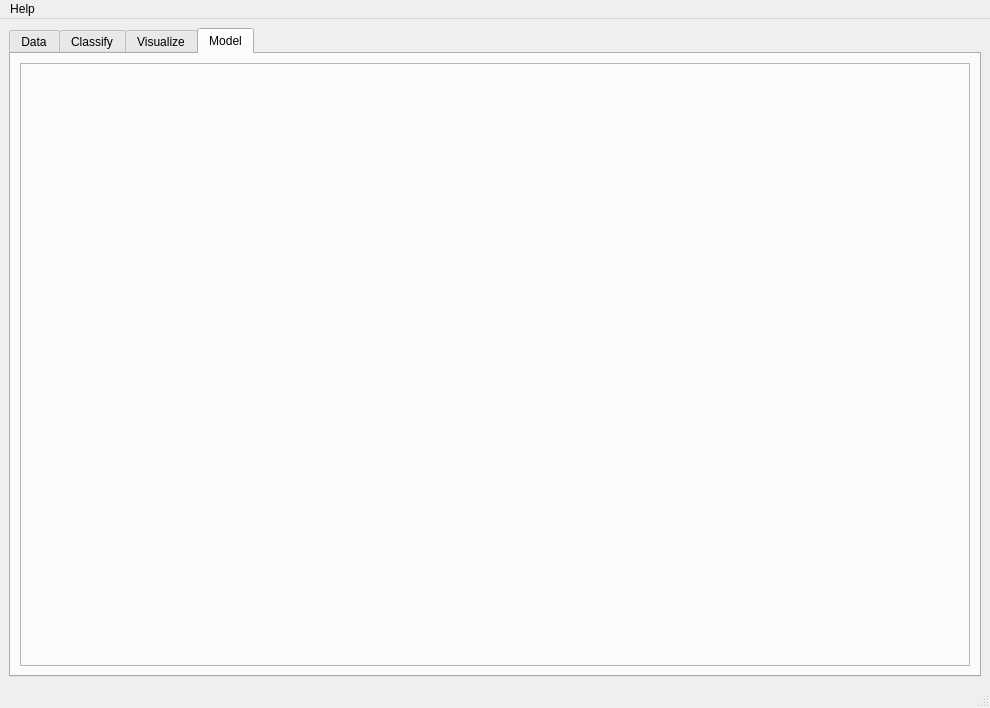
First picture: the form in libtsvm/ui/GUI-LIBTwinSVM.ui, repository mir-am/LIBTwinSVM, before the edit.
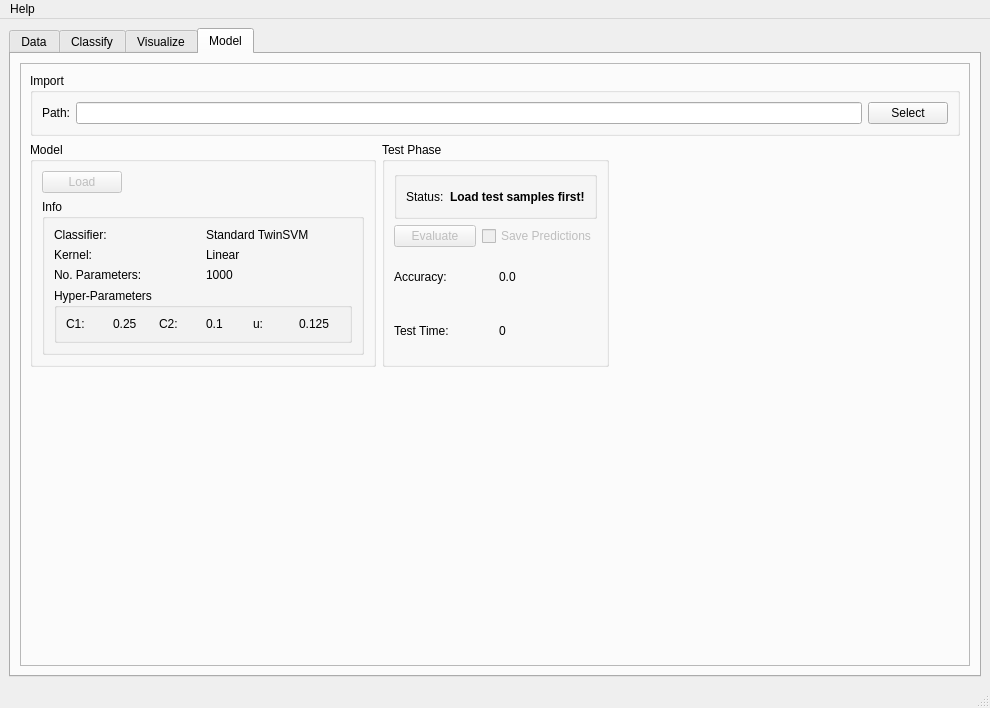
Second picture: the form after the edit. The open tabs and pages were chosen to show the change.

Commit message: Designed the model tab for the GUI.

What changed in the file:
```diff
--- a/libtsvm/ui/GUI-LIBTwinSVM.ui
+++ b/libtsvm/ui/GUI-LIBTwinSVM.ui
@@ -1246,6 +1246,300 @@
           <property name="frameShadow">
            <enum>QFrame::Raised</enum>
           </property>
+          <layout class="QGridLayout" name="gridLayout_26">
+           <item row="2" column="1">
+            <widget class="QGroupBox" name="model_test_gbox">
+             <property name="title">
+              <string>Test Phase</string>
+             </property>
+             <layout class="QGridLayout" name="gridLayout_32">
+              <item row="0" column="0">
+               <widget class="QGroupBox" name="status_gbox">
+                <property name="title">
+                 <string/>
+                </property>
+                <layout class="QGridLayout" name="gridLayout_27">
+                 <item row="0" column="0">
+                  <layout class="QHBoxLayout" name="horizontalLayout_7">
+                   <item>
+                    <widget class="QLabel" name="model_status_label">
+                     <property name="text">
+                      <string>Status:</string>
+                     </property>
+                    </widget>
+                   </item>
+                   <item>
+                    <widget class="QLabel" name="model_status_msg">
+                     <property name="font">
+                      <font>
+                       <weight>75</weight>
+                       <bold>true</bold>
+                      </font>
+                     </property>
+                     <property name="text">
+                      <string>Load test samples first!</string>
+                     </property>
+                    </widget>
+                   </item>
+                  </layout>
+                 </item>
+                </layout>
+               </widget>
+              </item>
+              <item row="1" column="0">
+               <layout class="QHBoxLayout" name="horizontalLayout_10">
+                <item>
+                 <widget class="QPushButton" name="model_eval_btn">
+                  <property name="enabled">
+                   <bool>false</bool>
+                  </property>
+                  <property name="text">
+                   <string>Evaluate</string>
+                  </property>
+                 </widget>
+                </item>
+                <item>
+                 <widget class="QCheckBox" name="model_pred_chk">
+                  <property name="enabled">
+                   <bool>false</bool>
+                  </property>
+                  <property name="text">
+                   <string>Save Predictions</string>
+                  </property>
+                 </widget>
+                </item>
+               </layout>
+              </item>
+              <item row="2" column="0">
+               <layout class="QHBoxLayout" name="horizontalLayout_9">
+                <item>
+                 <widget class="QLabel" name="mdoel_acc_label">
+                  <property name="text">
+                   <string>Accuracy:</string>
+                  </property>
+                 </widget>
+                </item>
+                <item>
+                 <widget class="QLabel" name="model_acc_val">
+                  <property name="text">
+                   <string>0.0</string>
+                  </property>
+                 </widget>
+                </item>
+               </layout>
+              </item>
+              <item row="3" column="0">
+               <layout class="QHBoxLayout" name="horizontalLayout_11">
+                <item>
+                 <widget class="QLabel" name="model_te_time_label">
+                  <property name="text">
+                   <string>Test Time:</string>
+                  </property>
+                 </widget>
+                </item>
+                <item>
+                 <widget class="QLabel" name="model_te_time_val">
+                  <property name="text">
+                   <string>0</string>
+                  </property>
+                 </widget>
+                </item>
+               </layout>
+              </item>
+             </layout>
+            </widget>
+           </item>
+           <item row="3" column="0">
+            <spacer name="verticalSpacer_2">
+             <property name="orientation">
+              <enum>Qt::Vertical</enum>
+             </property>
+             <property name="sizeHint" stdset="0">
+              <size>
+               <width>20</width>
+               <height>40</height>
+              </size>
+             </property>
+            </spacer>
+           </item>
+           <item row="2" column="0">
+            <widget class="QGroupBox" name="model_tab_gbox">
+             <property name="title">
+              <string>Model</string>
+             </property>
+             <layout class="QGridLayout" name="gridLayout_29">
+              <item row="0" column="0">
+               <widget class="QPushButton" name="pushButton">
+                <property name="enabled">
+                 <bool>false</bool>
+                </property>
+                <property name="text">
+                 <string>Load</string>
+                </property>
+               </widget>
+              </item>
+              <item row="0" column="1">
+               <spacer name="horizontalSpacer_11">
+                <property name="orientation">
+                 <enum>Qt::Horizontal</enum>
+                </property>
+                <property name="sizeHint" stdset="0">
+                 <size>
+                  <width>40</width>
+                  <height>20</height>
+                 </size>
+                </property>
+               </spacer>
+              </item>
+              <item row="1" column="0" colspan="2">
+               <widget class="QGroupBox" name="mdoel_tab_info">
+                <property name="title">
+                 <string>Info</string>
+                </property>
+                <layout class="QGridLayout" name="gridLayout_30">
+                 <item row="3" column="0" colspan="2">
+                  <widget class="QGroupBox" name="model_hyp_gbox">
+                   <property name="title">
+                    <string>Hyper-Parameters</string>
+                   </property>
+                   <layout class="QGridLayout" name="gridLayout_31">
+                    <item row="0" column="1">
+                     <widget class="QLabel" name="model_C1_val">
+                      <property name="text">
+                       <string>0.25</string>
+                      </property>
+                     </widget>
+                    </item>
+                    <item row="0" column="0">
+                     <widget class="QLabel" name="model_C1_label">
+                      <property name="text">
+                       <string>C1:</string>
+                      </property>
+                     </widget>
+                    </item>
+                    <item row="0" column="2">
+                     <widget class="QLabel" name="model_C2_label">
+                      <property name="text">
+                       <string>C2:</string>
+                      </property>
+                     </widget>
+                    </item>
+                    <item row="0" column="3">
+                     <widget class="QLabel" name="model_C2_val">
+                      <property name="text">
+                       <string>0.1</string>
+                      </property>
+                     </widget>
+                    </item>
+                    <item row="0" column="4">
+                     <widget class="QLabel" name="model_u_label">
+                      <property name="text">
+                       <string>u:</string>
+                      </property>
+                     </widget>
+                    </item>
+                    <item row="0" column="5">
+                     <widget class="QLabel" name="model_u_val">
+                      <property name="text">
+                       <string>0.125</string>
+                      </property>
+                     </widget>
+                    </item>
+                   </layout>
+                  </widget>
+                 </item>
+                 <item row="0" column="1">
+                  <widget class="QLabel" name="model_clf_name">
+                   <property name="text">
+                    <string>Standard TwinSVM</string>
+                   </property>
+                  </widget>
+                 </item>
+                 <item row="0" column="0">
+                  <widget class="QLabel" name="model_clf_label">
+                   <property name="text">
+                    <string>Classifier:</string>
+                   </property>
+                  </widget>
+                 </item>
+                 <item row="1" column="1">
+                  <widget class="QLabel" name="model_ker_name">
+                   <property name="text">
+                    <string>Linear</string>
+                   </property>
+                  </widget>
+                 </item>
+                 <item row="1" column="0">
+                  <widget class="QLabel" name="model_ker_label">
+                   <property name="text">
+                    <string>Kernel:</string>
+                   </property>
+                  </widget>
+                 </item>
+                 <item row="2" column="0">
+                  <widget class="QLabel" name="model_no_p_label">
+                   <property name="text">
+                    <string>No. Parameters:</string>
+                   </property>
+                  </widget>
+                 </item>
+                 <item row="2" column="1">
+                  <widget class="QLabel" name="model_n_p_val">
+                   <property name="text">
+                    <string>1000</string>
+                   </property>
+                  </widget>
+                 </item>
+                </layout>
+               </widget>
+              </item>
+             </layout>
+            </widget>
+           </item>
+           <item row="2" column="2">
+            <spacer name="horizontalSpacer_10">
+             <property name="orientation">
+              <enum>Qt::Horizontal</enum>
+             </property>
+             <property name="sizeHint" stdset="0">
+              <size>
+               <width>40</width>
+               <height>20</height>
+              </size>
+             </property>
+            </spacer>
+           </item>
+           <item row="1" column="0" colspan="3">
+            <widget class="QGroupBox" name="model_import_gbox">
+             <property name="title">
+              <string>Import</string>
+             </property>
+             <layout class="QGridLayout" name="gridLayout_28">
+              <item row="0" column="0">
+               <layout class="QHBoxLayout" name="horizontalLayout_8">
+                <item>
+                 <widget class="QLabel" name="model_path">
+                  <property name="text">
+                   <string>Path:</string>
+                  </property>
+                 </widget>
+                </item>
+                <item>
+                 <widget class="QLineEdit" name="model_path_box"/>
+                </item>
+                <item>
+                 <widget class="QPushButton" name="model_path_btn">
+                  <property name="text">
+                   <string>Select</string>
+                  </property>
+                 </widget>
+                </item>
+               </layout>
+              </item>
+             </layout>
+            </widget>
+           </item>
+          </layout>
          </widget>
         </item>
        </layout>
```
The commit also changes 1 other file.
